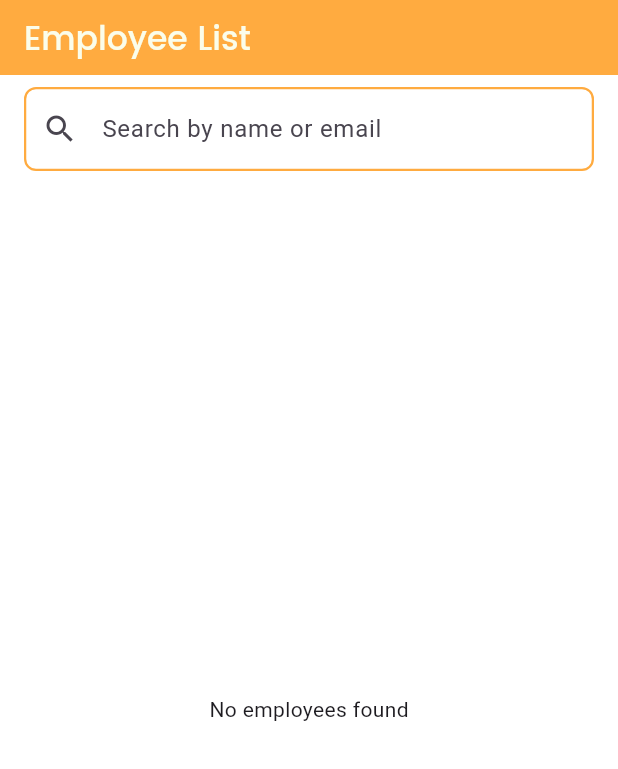
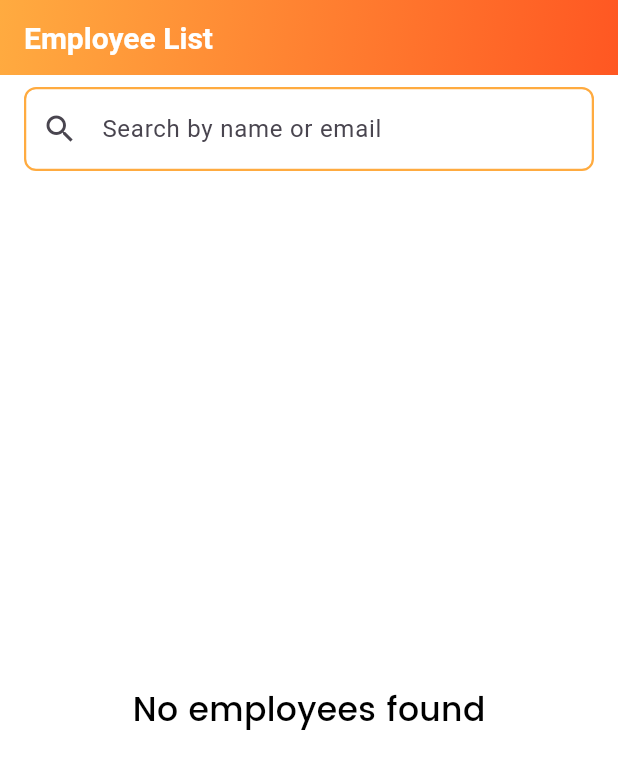
Before and after one commit to LE38MCA17/EmployeeInfo, a Flutter app: the screen it shows after launch, on a phone screen of 412 x 824 dp. Shown: the top 769 px of the screen. Run offline on Flutter 3.47's test engine with Material 3 defaults, Android fonts, the phone set to English and light mode, and no system bars; our stand-ins replace cached_network_image, sqflite; accounts and stored records are empty; network calls fail.

Commit message:
Employee Info

```diff
--- a/lib/constants/styles.dart
+++ b/lib/constants/styles.dart
@@ -9,4 +9,10 @@ class Styles {
     color: ConstColors.off_white01,
   );
 
+  static TextStyle textEmployeeNodataFound = const TextStyle(
+    fontFamily: 'Poppins-Medium',
+    fontSize: 22,
+    color: Colors.black,
+  );
+
 }
--- a/lib/main.dart
+++ b/lib/main.dart
@@ -1,17 +1,13 @@
 import 'dart:io';
-import 'dart:ui';
 import 'package:employeeinfoapplication/view/splash_view.dart';
 import 'package:employeeinfoapplication/viewmodel/employee_Info_viewmodel.dart';
 import 'package:flutter/foundation.dart';
 import 'package:flutter/material.dart';
-import 'package:path/path.dart';
 import 'package:provider/provider.dart';
-import 'package:shared_preferences/shared_preferences.dart';
-
 import 'Db/database_helper.dart';
 
 Future<void> main() async {
-  HttpOverrides.global = MyHttpOverrides();
+  // HttpOverrides.global = MyHttpOverrides();
   WidgetsFlutterBinding.ensureInitialized();
 
   if (kIsWeb) {
--- a/lib/view/employee_details_view.dart
+++ b/lib/view/employee_details_view.dart
@@ -1,7 +1,5 @@
-import 'package:employeeinfoapplication/constants/styles.dart';
 import 'package:flutter/material.dart';
 import 'package:cached_network_image/cached_network_image.dart';
-import 'package:fluttertoast/fluttertoast.dart';
 import 'package:url_launcher/url_launcher.dart';
 import '../model/employeeInfoModel.dart';
 
@@ -33,6 +31,7 @@ class EmployeeDetailsPage extends StatelessWidget {
         child: Column(
           crossAxisAlignment: CrossAxisAlignment.center,
           children: [
+            SizedBox(height: 20,),
             CircleAvatar(
               radius: 60,
               backgroundColor: Colors.grey[300],
--- a/lib/view/employee_list_view.dart
+++ b/lib/view/employee_list_view.dart
@@ -12,20 +12,16 @@ class EmployeeInfoView extends StatefulWidget {
   State<EmployeeInfoView> createState() => _EmployeeInfoViewState();
 }
 
-class _EmployeeInfoViewState extends State<EmployeeInfoView> {
+class _EmployeeInfoViewState extends State<EmployeeInfoView>  with WidgetsBindingObserver{
   late EmployeeInfoViewModel _employeeInfoViewModel;
   final TextEditingController _searchController = TextEditingController();
 
   @override
   void initState() {
     super.initState();
+    WidgetsBinding.instance.addObserver(this);
     WidgetsBinding.instance.addPostFrameCallback((_) async {
-      final viewModel = Provider.of<EmployeeInfoViewModel>(context, listen: false);
-      await viewModel.fetchAllEmployees(); // Check if DB has data
-
-      if (viewModel.employees.isEmpty) {
-        await viewModel.getEmployeesInfo(); // Fetch from API if DB is empty
-      }
+      Provider.of<EmployeeInfoViewModel>(context, listen: false).fetchAllEmployees(context);
     });
   }
 
@@ -39,8 +35,29 @@ class _EmployeeInfoViewState extends State<EmployeeInfoView> {
       appBar: PreferredSize(
         preferredSize: const Size.fromHeight(50), // Set custom height
         child: AppBar(
-          title:  Text("Employee List",style:Styles.textEmployeeList,),
-          backgroundColor: Colors.orangeAccent,
+          title: const Text(
+            "Employee List",
+            style: TextStyle(
+              fontSize: 20,
+              fontWeight: FontWeight.bold,
+              color: Colors.white,
+            ),
+          ),
+          centerTitle: false,
+          titleSpacing: 16,
+          elevation: 8, // Adds shadow effect
+          flexibleSpace: Container(
+            decoration: const BoxDecoration(
+              gradient: LinearGradient(
+                colors: [Colors.orangeAccent, Colors.deepOrange],
+                begin: Alignment.topLeft,
+                end: Alignment.bottomRight,
+              ),
+            ),
+          ),
+          shape: const RoundedRectangleBorder(
+            borderRadius: BorderRadius.vertical(bottom: Radius.circular(16)),
+          ),
         ),
       ),
       body: Column(
@@ -71,7 +88,12 @@ class _EmployeeInfoViewState extends State<EmployeeInfoView> {
             child: _employeeInfoViewModel.isLoading
                 ? const Center(child: CircularProgressIndicator())
                 : employees.isEmpty
-                ? const Center(child: Text("No employees found"))
+                ?  Center(
+                    child: Text(
+                      "No employees found",
+                      style: Styles.textEmployeeNodataFound,
+                    )
+                )
                 : ListView.builder(
                   itemCount: employees.length,
                   itemBuilder: (context, index) {
@@ -120,6 +142,7 @@ class _EmployeeInfoViewState extends State<EmployeeInfoView> {
 
   @override
   void dispose() {
+    WidgetsBinding.instance.removeObserver(this); // Remove observer
     _searchController.dispose();
     super.dispose();
   }
```
Also changed, not shown: lib/repository/repository.dart (+3 -6 lines), lib/services/apiProvider.dart (+53 -4 lines), lib/viewmodel/employee_Info_viewmodel.dart (+9 -5 lines), 1 other file.
